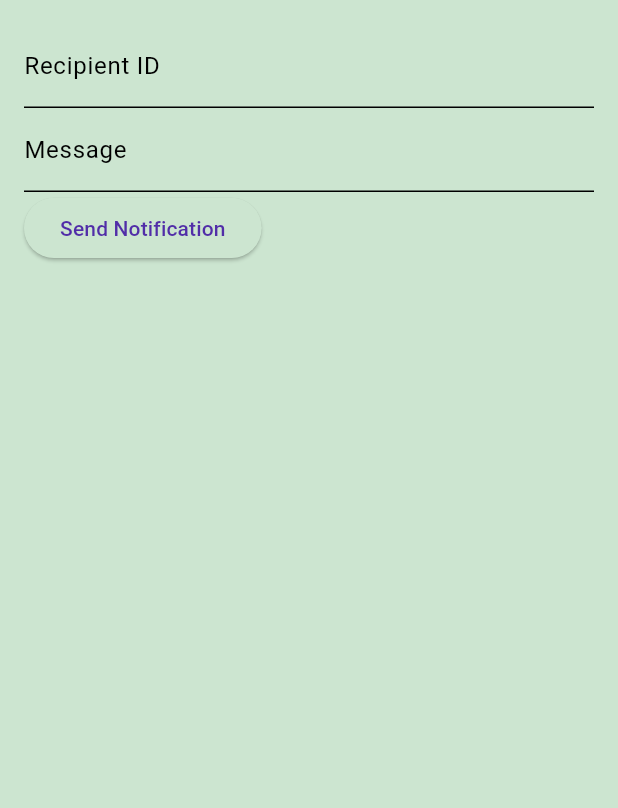
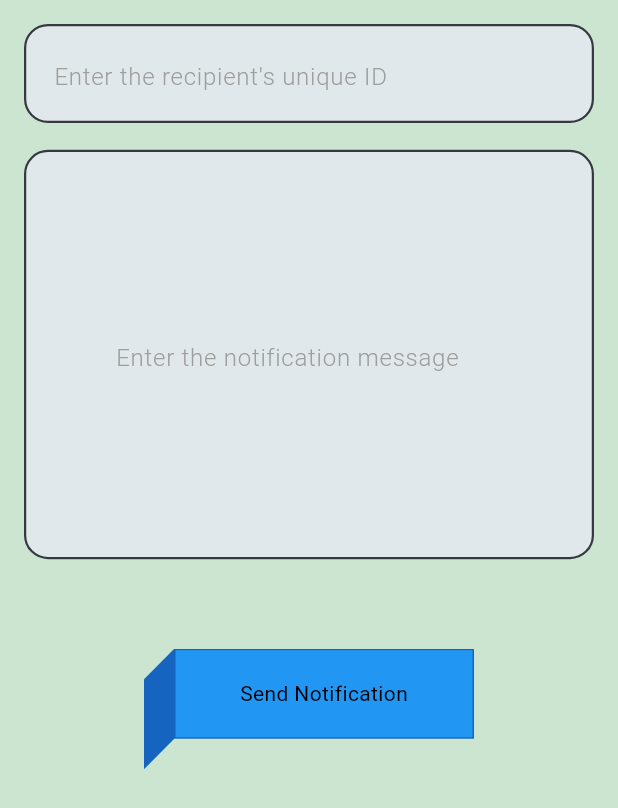
Before and after one commit to MosasaUnited/AshgarClubAdminDash, a Flutter app: the NotificationsViewBody screen opened directly, on a phone screen of 412 x 824 dp. Shown: the top 808 px of the screen. Run offline on Flutter 3.47's test engine with Material 3 defaults, Android fonts, the phone set to English and light mode, and no system bars; our stand-ins replace data_table_2, dio, fl_chart, flutter_screenutil, go_router, table_calendar; missing offline and left inert: segmented_button_slide; Roboto replaces fonts that are missing (Cairo).

Commit message:
RefactorNotificationsScreen

```diff
--- /dev/null
+++ b/lib/core/widgets/app_text_form_field.dart
@@ -0,0 +1,87 @@
+import 'package:flutter/material.dart';
+import 'package:flutter_screenutil/flutter_screenutil.dart';
+
+import '../theme/colors.dart';
+import '../theme/styles.dart';
+
+class AppTextFormField extends StatelessWidget {
+  const AppTextFormField(
+      {super.key,
+      this.contentPadding,
+      this.focusedBorder,
+      this.enabledBorder,
+      this.inputTextStyle,
+      this.hintStyle,
+      required this.hintText,
+      this.isObscureText,
+      this.suffixIcon,
+      this.backgroundColor,
+      this.controller,
+      required this.validator});
+
+  final EdgeInsetsGeometry? contentPadding;
+  final InputBorder? focusedBorder;
+  final InputBorder? enabledBorder;
+  final TextStyle? inputTextStyle;
+  final TextStyle? hintStyle;
+  final String hintText;
+  final bool? isObscureText;
+  final Widget? suffixIcon;
+  final Color? backgroundColor;
+  final TextEditingController? controller;
+  final Function(String?) validator;
+  @override
+  Widget build(BuildContext context) {
+    return TextFormField(
+      controller: controller,
+      decoration: InputDecoration(
+        isDense: true,
+        contentPadding: contentPadding ??
+            EdgeInsets.symmetric(horizontal: 20.w, vertical: 18.h),
+        focusedBorder: focusedBorder ??
+            OutlineInputBorder(
+              borderSide: BorderSide(
+                color: MyColors.appColor,
+                width: 1.3.w,
+              ),
+              borderRadius: BorderRadius.circular(16),
+            ),
+        enabledBorder: enabledBorder ??
+            OutlineInputBorder(
+              borderSide: BorderSide(
+                color: MyColors.myGrey,
+                width: 1.3.w,
+              ),
+              borderRadius: BorderRadius.circular(16),
+            ),
+        errorBorder: OutlineInputBorder(
+          borderSide: BorderSide(
+            color: Colors.red,
+            width: 1.3.w,
+          ),
+          borderRadius: BorderRadius.circular(16),
+        ),
+        focusedErrorBorder: OutlineInputBorder(
+          borderSide: BorderSide(
+            color: Colors.red,
+            width: 1.3.w,
+          ),
+          borderRadius: BorderRadius.circular(16),
+        ),
+        hintStyle: Styles.textStyle14.copyWith(color: Colors.grey),
+        hintText: hintText,
+        suffixIcon: suffixIcon,
+        filled: true,
+        fillColor: backgroundColor ?? MyColors.myOffWhite,
+      ),
+      obscureText: isObscureText ?? false,
+      style: Styles.textStyle18.copyWith(
+        color: Colors.black87,
+        fontSize: 20.sp,
+      ),
+      validator: (value) {
+        return validator(value);
+      },
+    );
+  }
+}
--- a/lib/feature/notifications/presentation/screens/notifications_view_body.dart
+++ b/lib/feature/notifications/presentation/screens/notifications_view_body.dart
@@ -1,5 +1,8 @@
+import 'package:ashgar_club_admin_dash/core/widgets/app_text_form_field.dart';
+import 'package:ashgar_club_admin_dash/core/widgets/custom_button_animation.dart';
 import 'package:dio/dio.dart';
 import 'package:flutter/material.dart';
+import 'package:flutter_screenutil/flutter_screenutil.dart';
 
 class NotificationsViewBody extends StatefulWidget {
   const NotificationsViewBody({super.key});
@@ -18,24 +21,76 @@ class _NotificationsViewBodyState extends State<NotificationsViewBody> {
       body: Padding(
         padding: const EdgeInsets.all(16),
         child: Column(
-          crossAxisAlignment: CrossAxisAlignment.start,
+          crossAxisAlignment: CrossAxisAlignment.center,
           children: [
-            TextFormField(
-              controller: _recipientController,
-              decoration: const InputDecoration(
-                labelText: 'Recipient ID',
-                hintText: 'Enter the recipient \'s unique ID',
-              ),
+            AppTextFormField(
+                contentPadding: const EdgeInsets.all(16),
+                controller: _recipientController,
+                hintText: 'Enter the recipient\'s unique ID',
+                validator: (value) {
+                  if (value == null || value.isEmpty) {
+                    return 'Please Enter the recipient \'s unique ID';
+                  }
+                }),
+            SizedBox(
+              height: 15.h,
             ),
-            TextFormField(
-              controller: _messageController,
-              decoration: const InputDecoration(
-                labelText: 'Message',
+            AppTextFormField(
+                contentPadding:
+                    EdgeInsets.symmetric(horizontal: 50.w, vertical: 100.h),
+                controller: _messageController,
                 hintText: 'Enter the notification message',
-              ),
+                inputTextStyle: TextStyle(
+                  fontSize: 16.sp,
+                ),
+                validator: (value) {
+                  if (value == null || value.isEmpty) {
+                    return 'Please Enter the notification message';
+                  }
+                }),
+
+            // TextFormField(
+            //   controller: _messageController,
+            //   decoration: const InputDecoration(
+            //     labelText: 'Message',
+            //     hintText: 'Enter the notification message',
+            //   ),
+            // ),
+            SizedBox(
+              height: 50.h,
             ),
-            ElevatedButton(
-              onPressed: _sendNotification,
+            CustomButtonAnimation(
+              onPressed: () {
+                if (_messageController.value.text.isEmpty ||
+                    _recipientController.value.text.isEmpty) {
+                  ScaffoldMessenger.of(context).showSnackBar(
+                    const SnackBar(
+                      content: Text(
+                        'The Notification you trying to send is Empty',
+                        textAlign: TextAlign.center,
+                        style: TextStyle(
+                          color: Colors.white,
+                        ),
+                      ),
+                      backgroundColor: Colors.red,
+                    ),
+                  );
+                } else {
+                  ScaffoldMessenger.of(context).showSnackBar(
+                    const SnackBar(
+                      content: Text(
+                        'The Notification Send Successfully ',
+                        textAlign: TextAlign.center,
+                        style: TextStyle(
+                          color: Colors.white,
+                          fontWeight: FontWeight.bold,
+                        ),
+                      ),
+                      backgroundColor: Colors.green,
+                    ),
+                  );
+                }
+              },
               child: const Text('Send Notification'),
             ),
           ],
@@ -44,15 +99,15 @@ class _NotificationsViewBodyState extends State<NotificationsViewBody> {
     );
   }
 
-  Future<void> _sendNotification() async {
+  // Use It When API Ready
+  Future<String?> _sendNotification() async {
     final message = _messageController.text;
     final recipientId = _recipientController.text;
 
     if (message.isEmpty || recipientId.isEmpty) {
       //   handle Empty fields
-      return;
+      return 'Enter the notification message';
     }
-
     try {
       final dio = Dio();
       final response = await dio.post(
@@ -72,5 +127,6 @@ class _NotificationsViewBodyState extends State<NotificationsViewBody> {
     } catch (e) {
       //   Handle Error
     }
+    return null;
   }
 }
```
